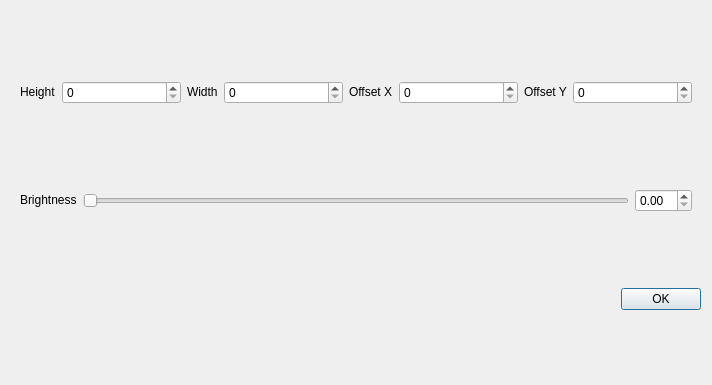
Before: the Qt Designer form forms/CameraConfigurationDialog.ui in mehrab2603/scan3d-capture, drawn with Qt 5.
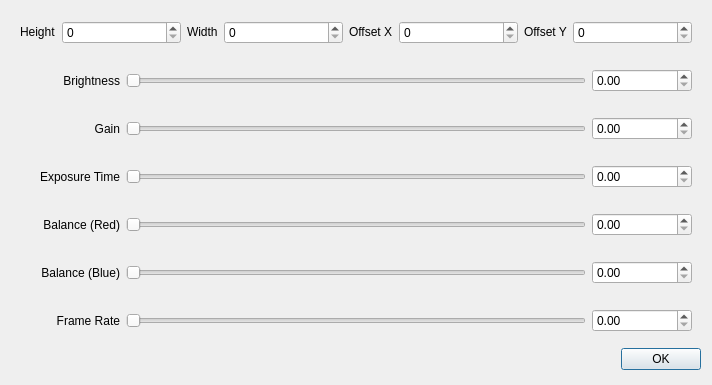
After: the same form once the commit is applied.

Commit message: Add initial camera control mechanism

Patch:
```diff
--- a/forms/CameraConfigurationDialog.ui
+++ b/forms/CameraConfigurationDialog.ui
@@ -130,25 +130,436 @@
      <item>
       <widget class="QLabel" name="label">
        <property name="sizePolicy">
-        <sizepolicy hsizetype="Fixed" vsizetype="Fixed">
+        <sizepolicy hsizetype="Preferred" vsizetype="Preferred">
          <horstretch>0</horstretch>
          <verstretch>0</verstretch>
         </sizepolicy>
        </property>
+       <property name="minimumSize">
+        <size>
+         <width>100</width>
+         <height>0</height>
+        </size>
+       </property>
+       <property name="baseSize">
+        <size>
+         <width>100</width>
+         <height>0</height>
+        </size>
+       </property>
        <property name="text">
         <string>Brightness</string>
        </property>
+       <property name="alignment">
+        <set>Qt::AlignRight|Qt::AlignTrailing|Qt::AlignVCenter</set>
+       </property>
       </widget>
      </item>
      <item>
-      <widget class="QSlider" name="brightness_slider">
+      <widget class="QSlider" name="camera_brightness_slider">
+       <property name="sizePolicy">
+        <sizepolicy hsizetype="Expanding" vsizetype="Preferred">
+         <horstretch>0</horstretch>
+         <verstretch>0</verstretch>
+        </sizepolicy>
+       </property>
        <property name="orientation">
         <enum>Qt::Horizontal</enum>
        </property>
       </widget>
      </item>
      <item>
-      <widget class="QDoubleSpinBox" name="brightness_spin_box"/>
+      <widget class="QDoubleSpinBox" name="camera_brightness_spin">
+       <property name="sizePolicy">
+        <sizepolicy hsizetype="Preferred" vsizetype="Fixed">
+         <horstretch>0</horstretch>
+         <verstretch>0</verstretch>
+        </sizepolicy>
+       </property>
+       <property name="minimumSize">
+        <size>
+         <width>100</width>
+         <height>0</height>
+        </size>
+       </property>
+       <property name="baseSize">
+        <size>
+         <width>50</width>
+         <height>0</height>
+        </size>
+       </property>
+      </widget>
+     </item>
+    </layout>
+   </item>
+   <item>
+    <layout class="QHBoxLayout" name="horizontalLayout_3">
+     <property name="leftMargin">
+      <number>9</number>
+     </property>
+     <property name="topMargin">
+      <number>9</number>
+     </property>
+     <property name="rightMargin">
+      <number>9</number>
+     </property>
+     <property name="bottomMargin">
+      <number>9</number>
+     </property>
+     <item>
+      <widget class="QLabel" name="label_6">
+       <property name="sizePolicy">
+        <sizepolicy hsizetype="Preferred" vsizetype="Preferred">
+         <horstretch>0</horstretch>
+         <verstretch>0</verstretch>
+        </sizepolicy>
+       </property>
+       <property name="minimumSize">
+        <size>
+         <width>100</width>
+         <height>0</height>
+        </size>
+       </property>
+       <property name="baseSize">
+        <size>
+         <width>100</width>
+         <height>0</height>
+        </size>
+       </property>
+       <property name="text">
+        <string>Gain</string>
+       </property>
+       <property name="alignment">
+        <set>Qt::AlignRight|Qt::AlignTrailing|Qt::AlignVCenter</set>
+       </property>
+      </widget>
+     </item>
+     <item>
+      <widget class="QSlider" name="camera_gain_slider">
+       <property name="sizePolicy">
+        <sizepolicy hsizetype="Expanding" vsizetype="Preferred">
+         <horstretch>0</horstretch>
+         <verstretch>0</verstretch>
+        </sizepolicy>
+       </property>
+       <property name="orientation">
+        <enum>Qt::Horizontal</enum>
+       </property>
+      </widget>
+     </item>
+     <item>
+      <widget class="QDoubleSpinBox" name="camera_gain_spin">
+       <property name="sizePolicy">
+        <sizepolicy hsizetype="Preferred" vsizetype="Fixed">
+         <horstretch>0</horstretch>
+         <verstretch>0</verstretch>
+        </sizepolicy>
+       </property>
+       <property name="minimumSize">
+        <size>
+         <width>100</width>
+         <height>0</height>
+        </size>
+       </property>
+       <property name="baseSize">
+        <size>
+         <width>100</width>
+         <height>0</height>
+        </size>
+       </property>
+      </widget>
+     </item>
+    </layout>
+   </item>
+   <item>
+    <layout class="QHBoxLayout" name="horizontalLayout_4">
+     <property name="leftMargin">
+      <number>9</number>
+     </property>
+     <property name="topMargin">
+      <number>9</number>
+     </property>
+     <property name="rightMargin">
+      <number>9</number>
+     </property>
+     <property name="bottomMargin">
+      <number>9</number>
+     </property>
+     <item>
+      <widget class="QLabel" name="label_7">
+       <property name="minimumSize">
+        <size>
+         <width>100</width>
+         <height>0</height>
+        </size>
+       </property>
+       <property name="baseSize">
+        <size>
+         <width>100</width>
+         <height>0</height>
+        </size>
+       </property>
+       <property name="text">
+        <string>Exposure Time</string>
+       </property>
+       <property name="alignment">
+        <set>Qt::AlignRight|Qt::AlignTrailing|Qt::AlignVCenter</set>
+       </property>
+      </widget>
+     </item>
+     <item>
+      <widget class="QSlider" name="camera_exposure_time_slider">
+       <property name="sizePolicy">
+        <sizepolicy hsizetype="Expanding" vsizetype="Preferred">
+         <horstretch>0</horstretch>
+         <verstretch>0</verstretch>
+        </sizepolicy>
+       </property>
+       <property name="orientation">
+        <enum>Qt::Horizontal</enum>
+       </property>
+      </widget>
+     </item>
+     <item>
+      <widget class="QDoubleSpinBox" name="camera_exposure_time_spin">
+       <property name="sizePolicy">
+        <sizepolicy hsizetype="Preferred" vsizetype="Fixed">
+         <horstretch>0</horstretch>
+         <verstretch>0</verstretch>
+        </sizepolicy>
+       </property>
+       <property name="minimumSize">
+        <size>
+         <width>100</width>
+         <height>0</height>
+        </size>
+       </property>
+       <property name="baseSize">
+        <size>
+         <width>100</width>
+         <height>0</height>
+        </size>
+       </property>
+      </widget>
+     </item>
+    </layout>
+   </item>
+   <item>
+    <layout class="QHBoxLayout" name="horizontalLayout_5">
+     <property name="leftMargin">
+      <number>9</number>
+     </property>
+     <property name="topMargin">
+      <number>9</number>
+     </property>
+     <property name="rightMargin">
+      <number>9</number>
+     </property>
+     <property name="bottomMargin">
+      <number>9</number>
+     </property>
+     <item>
+      <widget class="QLabel" name="label_8">
+       <property name="minimumSize">
+        <size>
+         <width>100</width>
+         <height>0</height>
+        </size>
+       </property>
+       <property name="baseSize">
+        <size>
+         <width>100</width>
+         <height>0</height>
+        </size>
+       </property>
+       <property name="text">
+        <string>Balance (Red)</string>
+       </property>
+       <property name="alignment">
+        <set>Qt::AlignRight|Qt::AlignTrailing|Qt::AlignVCenter</set>
+       </property>
+      </widget>
+     </item>
+     <item>
+      <widget class="QSlider" name="camera_balance_red_slider">
+       <property name="sizePolicy">
+        <sizepolicy hsizetype="Expanding" vsizetype="Preferred">
+         <horstretch>0</horstretch>
+         <verstretch>0</verstretch>
+        </sizepolicy>
+       </property>
+       <property name="orientation">
+        <enum>Qt::Horizontal</enum>
+       </property>
+      </widget>
+     </item>
+     <item>
+      <widget class="QDoubleSpinBox" name="camera_balance_red_spin">
+       <property name="sizePolicy">
+        <sizepolicy hsizetype="Preferred" vsizetype="Fixed">
+         <horstretch>0</horstretch>
+         <verstretch>0</verstretch>
+        </sizepolicy>
+       </property>
+       <property name="minimumSize">
+        <size>
+         <width>100</width>
+         <height>0</height>
+        </size>
+       </property>
+       <property name="baseSize">
+        <size>
+         <width>100</width>
+         <height>0</height>
+        </size>
+       </property>
+      </widget>
+     </item>
+    </layout>
+   </item>
+   <item>
+    <layout class="QHBoxLayout" name="horizontalLayout_6">
+     <property name="leftMargin">
+      <number>9</number>
+     </property>
+     <property name="topMargin">
+      <number>9</number>
+     </property>
+     <property name="rightMargin">
+      <number>9</number>
+     </property>
+     <property name="bottomMargin">
+      <number>9</number>
+     </property>
+     <item>
+      <widget class="QLabel" name="label_9">
+       <property name="minimumSize">
+        <size>
+         <width>100</width>
+         <height>0</height>
+        </size>
+       </property>
+       <property name="baseSize">
+        <size>
+         <width>100</width>
+         <height>0</height>
+        </size>
+       </property>
+       <property name="text">
+        <string>Balance (Blue)</string>
+       </property>
+       <property name="alignment">
+        <set>Qt::AlignRight|Qt::AlignTrailing|Qt::AlignVCenter</set>
+       </property>
+      </widget>
+     </item>
+     <item>
+      <widget class="QSlider" name="camera_balance_blue_slider">
+       <property name="sizePolicy">
+        <sizepolicy hsizetype="Expanding" vsizetype="Preferred">
+         <horstretch>0</horstretch>
+         <verstretch>0</verstretch>
+        </sizepolicy>
+       </property>
+       <property name="orientation">
+        <enum>Qt::Horizontal</enum>
+       </property>
+      </widget>
+     </item>
+     <item>
+      <widget class="QDoubleSpinBox" name="camera_balance_blue_spin">
+       <property name="sizePolicy">
+        <sizepolicy hsizetype="Preferred" vsizetype="Fixed">
+         <horstretch>0</horstretch>
+         <verstretch>0</verstretch>
+        </sizepolicy>
+       </property>
+       <property name="minimumSize">
+        <size>
+         <width>100</width>
+         <height>0</height>
+        </size>
+       </property>
+       <property name="baseSize">
+        <size>
+         <width>100</width>
+         <height>0</height>
+        </size>
+       </property>
+      </widget>
+     </item>
+    </layout>
+   </item>
+   <item>
+    <layout class="QHBoxLayout" name="horizontalLayout_7">
+     <property name="leftMargin">
+      <number>9</number>
+     </property>
+     <property name="topMargin">
+      <number>9</number>
+     </property>
+     <property name="rightMargin">
+      <number>9</number>
+     </property>
+     <property name="bottomMargin">
+      <number>9</number>
+     </property>
+     <item>
+      <widget class="QLabel" name="label_10">
+       <property name="minimumSize">
+        <size>
+         <width>100</width>
+         <height>0</height>
+        </size>
+       </property>
+       <property name="baseSize">
+        <size>
+         <width>100</width>
+         <height>0</height>
+        </size>
+       </property>
+       <property name="text">
+        <string>Frame Rate</string>
+       </property>
+       <property name="alignment">
+        <set>Qt::AlignRight|Qt::AlignTrailing|Qt::AlignVCenter</set>
+       </property>
+      </widget>
+     </item>
+     <item>
+      <widget class="QSlider" name="camera_frame_rate_slider">
+       <property name="sizePolicy">
+        <sizepolicy hsizetype="Expanding" vsizetype="Fixed">
+         <horstretch>0</horstretch>
+         <verstretch>0</verstretch>
+        </sizepolicy>
+       </property>
+       <property name="orientation">
+        <enum>Qt::Horizontal</enum>
+       </property>
+      </widget>
+     </item>
+     <item>
+      <widget class="QDoubleSpinBox" name="camera_frame_rate_spin">
+       <property name="sizePolicy">
+        <sizepolicy hsizetype="Preferred" vsizetype="Fixed">
+         <horstretch>0</horstretch>
+         <verstretch>0</verstretch>
+        </sizepolicy>
+       </property>
+       <property name="minimumSize">
+        <size>
+         <width>100</width>
+         <height>0</height>
+        </size>
+       </property>
+       <property name="baseSize">
+        <size>
+         <width>100</width>
+         <height>0</height>
+        </size>
+       </property>
+      </widget>
      </item>
     </layout>
    </item>
```
Left out of the diff: 8 changed lines with no effect on the pictures. The commit also changes 7 other files.
